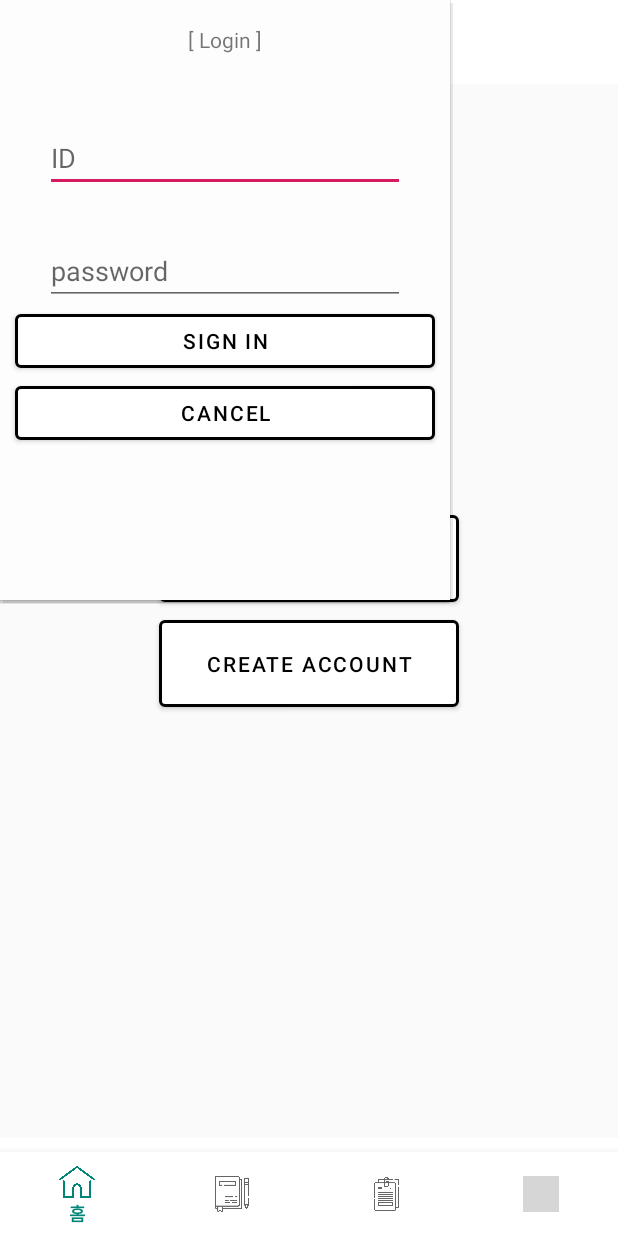
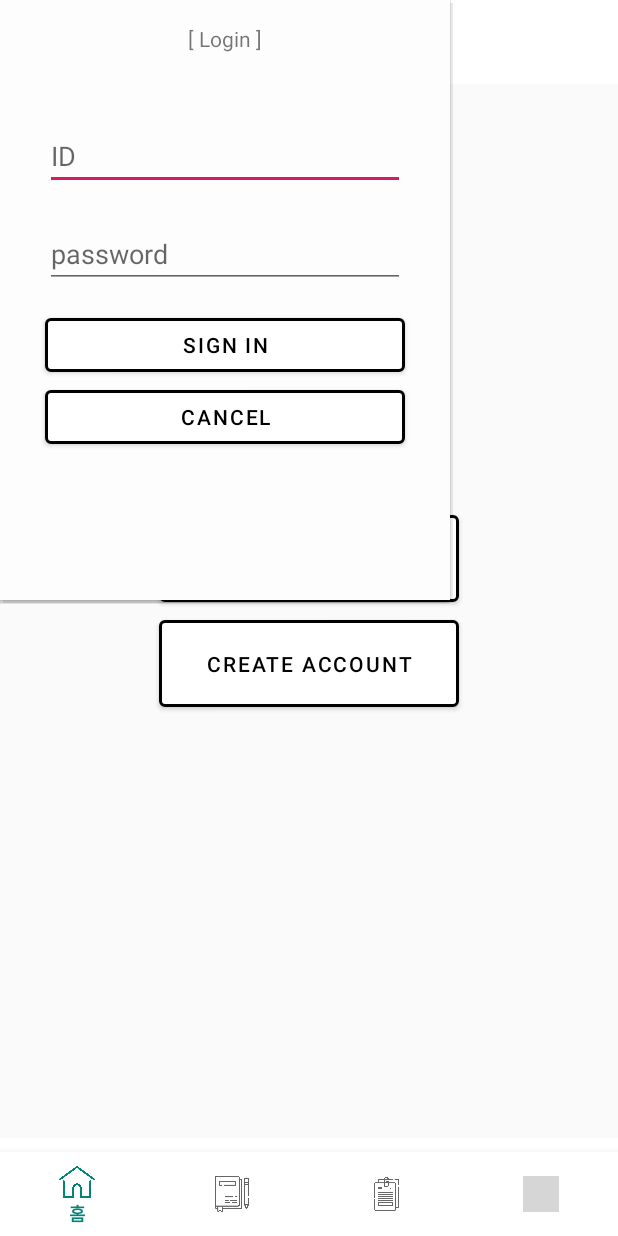
Before and after one commit to HyoilKim/Hug, an Android app: the MyPage screen opened through its navigation route, after a tap on "LOGIN", on a phone screen of 412 x 824 dp. Run offline under Robolectric (Android 15) with nearby library versions, the phone set to English and light mode, and no system bars; our stand-ins replace Volley, navigation-ui; network calls fail; 1 statement that could not run was skipped; grey boxes are pictures that could not be loaded.

Commit message:
UI design

```diff
--- a/Warmer/app/src/main/java/com/example/warmer/ui/home/HomeFragment.java
+++ b/Warmer/app/src/main/java/com/example/warmer/ui/home/HomeFragment.java
@@ -7,10 +7,13 @@ import android.graphics.Canvas;
 import android.graphics.drawable.Drawable;
 import android.os.Build;
 import android.os.Bundle;
+import android.text.SpannableString;
+import android.text.style.UnderlineSpan;
 import android.util.Log;
 import android.view.LayoutInflater;
 import android.view.View;
 import android.view.ViewGroup;
+import android.widget.TextView;
 
 import androidx.annotation.NonNull;
 import androidx.annotation.Nullable;
@@ -50,6 +53,7 @@ public class HomeFragment extends Fragment {
     @Override
     public void onCreate(@Nullable Bundle savedInstanceState) {
         super.onCreate(savedInstanceState);
+
     }
 
     public View onCreateView(@NonNull final LayoutInflater inflater, ViewGroup container, Bundle savedInstanceState) {
--- a/Warmer/app/src/main/java/com/example/warmer/ui/mypage/MyPage.java
+++ b/Warmer/app/src/main/java/com/example/warmer/ui/mypage/MyPage.java
@@ -16,6 +16,7 @@ import android.widget.Toast;
 
 import androidx.annotation.NonNull;
 import androidx.annotation.Nullable;
+import androidx.appcompat.app.AppCompatActivity;
 import androidx.fragment.app.Fragment;
 
 import com.android.volley.Request;
--- a/Warmer/app/src/main/res/layout/login_popup.xml
+++ b/Warmer/app/src/main/res/layout/login_popup.xml
@@ -42,7 +42,7 @@
                 android:layout_height="wrap_content"
                 android:layout_below="@+id/id"
                 android:layout_marginLeft="30dp"
-                android:layout_marginTop="30dp"
+                android:layout_marginTop="20dp"
                 android:layout_marginRight="30dp"
                 android:hint="password"
                 android:inputType="textPassword" />
@@ -51,6 +51,7 @@
                 android:layout_width="match_parent"
                 android:layout_height="wrap_content"
                 android:layout_below="@id/password"
+                android:layout_marginTop="14dp"
                 android:gravity="center"
                 android:orientation="vertical">
 
@@ -58,27 +59,27 @@
                     android:id="@+id/Ok"
                     android:layout_width="match_parent"
                     android:layout_height="match_parent"
-                    android:layout_marginLeft="10dp"
-                    android:layout_marginRight="10dp"
+                    android:layout_marginLeft="30dp"
+                    android:layout_marginRight="30dp"
                     android:layout_weight="1"
                     android:text="Ok"
+                    android:textColor="#000000"
                     app:backgroundTint="#FFFFFF"
                     app:strokeColor="#000000"
-                    app:strokeWidth="2dp"
-                    android:textColor="#000000" />
+                    app:strokeWidth="2dp" />
 
                 <Button
                     android:id="@+id/Cancel"
                     android:layout_width="match_parent"
                     android:layout_height="match_parent"
-                    android:layout_marginLeft="10dp"
-                    android:layout_marginRight="10dp"
+                    android:layout_marginLeft="30dp"
+                    android:layout_marginRight="30dp"
                     android:layout_weight="1"
                     android:text="Cancel"
+                    android:textColor="#000000"
                     app:backgroundTint="#FFFFFF"
                     app:strokeColor="#000000"
-                    app:strokeWidth="2dp"
-                    android:textColor="#000000" />
+                    app:strokeWidth="2dp" />
 
             </LinearLayout>
         </RelativeLayout>
--- a/Warmer/app/src/main/res/values/strings.xml
+++ b/Warmer/app/src/main/res/values/strings.xml
@@ -1,5 +1,5 @@
 <resources>
-    <string name="app_name">Warmer</string>
+    <string name="app_name">Hug</string>
     <string name="title_home">홈</string>
     <string name="title_dashboard">나의 감정</string>
     <string name="title_community">너의 감정</string>
```
Also changed, not shown: Warmer/app/src/main/res/layout/diary_item.xml (+5 -3 lines), Warmer/app/src/main/res/layout/fragment_home.xml (+32 -11 lines), Warmer/app/src/main/res/layout/thumbnail_item.xml (+11 -4 lines).
